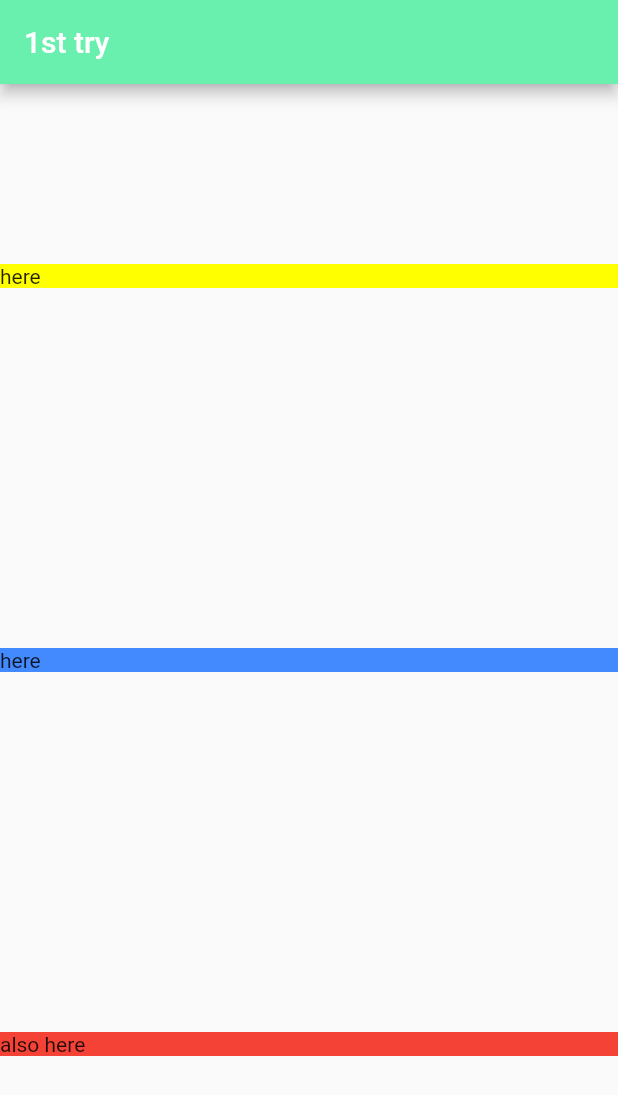
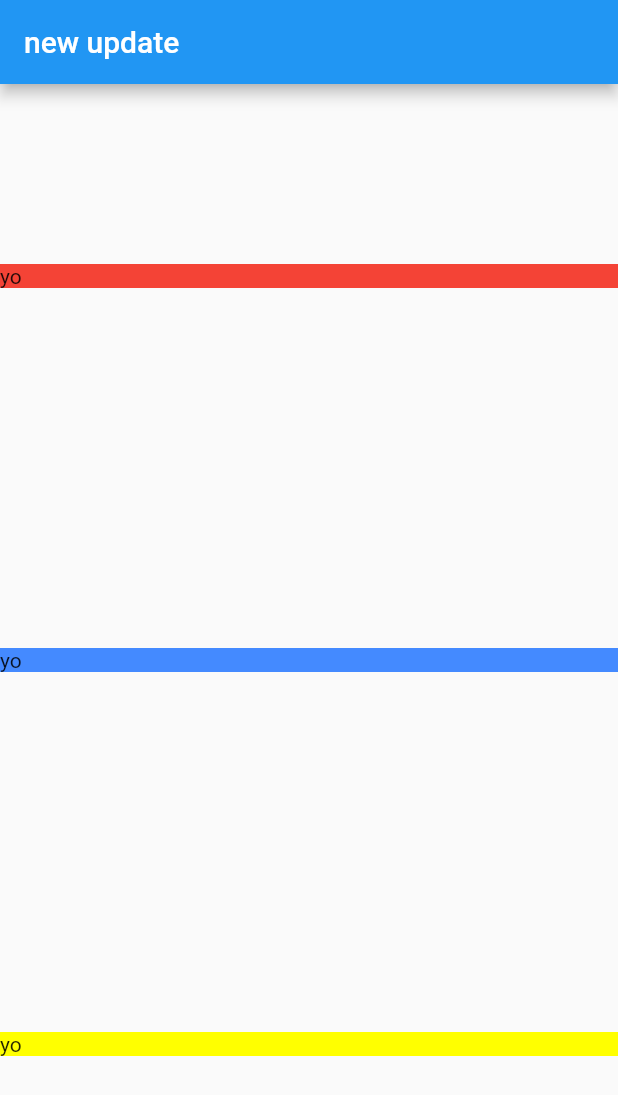
Before and after one commit to shakhawat-khan/flutter_practice, a Flutter app: the screen it shows after launch, on a phone screen of 412 x 824 dp. Shown: the top 1095 px of the screen. Run offline on Flutter 3.47's test engine with Material 2 defaults, Android fonts, the phone set to English and light mode, and no system bars.

Commit message:
import_packages

```diff
--- /dev/null
+++ b/lib/app.dart
@@ -0,0 +1,15 @@
+import 'package:flutter/material.dart';
+import 'screens/location_detail/location_detail.dart';
+
+class App extends StatelessWidget {
+  const App({Key key}) : super(key: key);
+
+  @override
+  Widget build(BuildContext context) {
+    return MaterialApp(
+
+      home: LocationDetail(),
+
+    );
+  }
+}
--- /dev/null
+++ b/lib/screens/location_detail/location_detail.dart
@@ -0,0 +1,29 @@
+
+import 'package:flutter/material.dart';
+import 'text_section.dart';
+
+class LocationDetail extends StatelessWidget {
+
+
+  @override
+  Widget build(BuildContext context) {
+    return Scaffold(
+      appBar: AppBar(
+        title: Text('new update'),
+      ),
+
+      body: Column(
+
+        mainAxisAlignment:MainAxisAlignment.spaceAround ,
+        crossAxisAlignment: CrossAxisAlignment.stretch,
+
+        children: [
+         TextSelection1(Colors.red),
+          TextSelection1(Colors.blueAccent),
+          TextSelection1(Colors.yellowAccent),
+        ],
+      ),
+
+    );
+  }
+}
--- /dev/null
+++ b/lib/screens/location_detail/text_section.dart
@@ -0,0 +1,21 @@
+import 'package:flutter/material.dart';
+
+class TextSelection1 extends StatelessWidget {
+
+
+  final Color _color;
+
+  TextSelection1(this._color);
+
+  @override
+  Widget build(BuildContext context) {
+
+    return Container(
+
+      decoration: BoxDecoration(
+        color: _color,
+      ),
+      child: Text('yo'),
+    );
+  }
+}
```
Also changed, not shown: lib/main.dart (+2 -37 lines).
